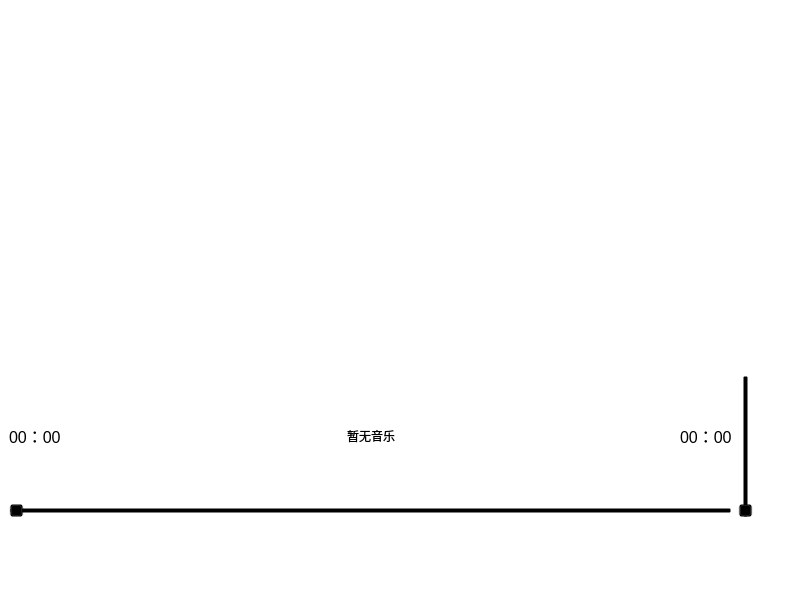
First picture: the form in MusicPlayer/mainwindow.ui, repository cyduan/Ai-Yin-Music-Player, before the edit.
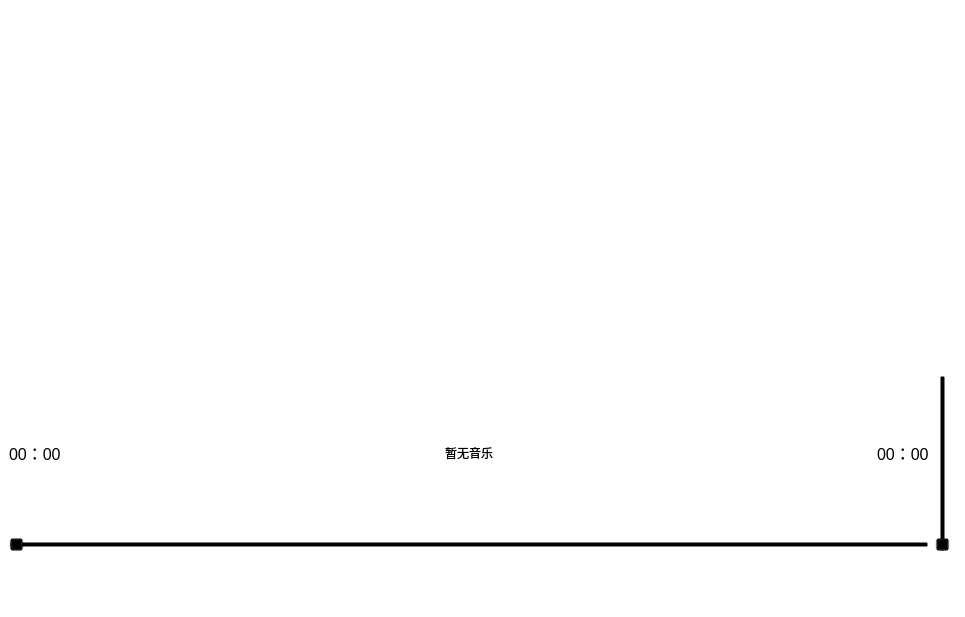
Second picture: the form after the edit. Icons and pictures are not drawn.

What changed in the file:
```diff
--- a/MusicPlayer/mainwindow.ui
+++ b/MusicPlayer/mainwindow.ui
@@ -6,8 +6,8 @@
    <rect>
     <x>0</x>
     <y>0</y>
-    <width>800</width>
-    <height>605</height>
+    <width>965</width>
+    <height>617</height>
    </rect>
   </property>
   <property name="windowTitle">
@@ -25,8 +25,101 @@
   </property>
   <widget class="QWidget" name="centralwidget">
    <layout class="QGridLayout" name="gridLayout">
+    <item row="0" column="0" rowspan="2">
+     <widget class="QListWidget" name="listWidget">
+      <property name="minimumSize">
+       <size>
+        <width>600</width>
+        <height>360</height>
+       </size>
+      </property>
+     </widget>
+    </item>
+    <item row="3" column="0">
+     <widget class="QSlider" name="playSpacer">
+      <property name="maximumSize">
+       <size>
+        <width>1000</width>
+        <height>16777215</height>
+       </size>
+      </property>
+      <property name="orientation">
+       <enum>Qt::Horizontal</enum>
+      </property>
+     </widget>
+    </item>
+    <item row="2" column="0">
+     <layout class="QHBoxLayout" name="horizontalLayout_2" stretch="0,0,0,0,0">
+      <property name="rightMargin">
+       <number>0</number>
+      </property>
+      <item>
+       <widget class="QLabel" name="curLabel">
+        <property name="font">
+         <font>
+          <pointsize>12</pointsize>
+         </font>
+        </property>
+        <property name="text">
+         <string>00：00</string>
+        </property>
+       </widget>
+      </item>
+      <item>
+       <spacer name="horizontalSpacer">
+        <property name="orientation">
+         <enum>Qt::Horizontal</enum>
+        </property>
+        <property name="sizeHint" stdset="0">
+         <size>
+          <width>40</width>
+          <height>20</height>
+         </size>
+        </property>
+       </spacer>
+      </item>
+      <item>
+       <widget class="QLabel" name="songNameLabel">
+        <property name="text">
+         <string>暂无音乐</string>
+        </property>
+       </widget>
+      </item>
+      <item>
+       <spacer name="horizontalSpacer_2">
+        <property name="orientation">
+         <enum>Qt::Horizontal</enum>
+        </property>
+        <property name="sizeHint" stdset="0">
+         <size>
+          <width>40</width>
+          <height>20</height>
+         </size>
+        </property>
+       </spacer>
+      </item>
+      <item>
+       <widget class="QLabel" name="totalLabel">
+        <property name="font">
+         <font>
+          <pointsize>12</pointsize>
+         </font>
+        </property>
+        <property name="text">
+         <string>00：00</string>
+        </property>
+       </widget>
+      </item>
+     </layout>
+    </item>
     <item row="4" column="0" colspan="3">
      <layout class="QHBoxLayout" name="horizontalLayout">
+      <property name="leftMargin">
+       <number>0</number>
+      </property>
+      <property name="rightMargin">
+       <number>0</number>
+      </property>
       <item>
        <widget class="QPushButton" name="pushButton">
         <property name="minimumSize">
@@ -77,13 +170,7 @@
        </widget>
       </item>
       <item>
-       <widget class="QPushButton" name="pushButton_2">
-        <property name="minimumSize">
-         <size>
-          <width>50</width>
-          <height>50</height>
-         </size>
-        </property>
+       <widget class="QPushButton" name="helpButton">
         <property name="maximumSize">
          <size>
           <width>50</width>
@@ -93,26 +180,19 @@
         <property name="cursor">
          <cursorShape>PointingHandCursor</cursorShape>
         </property>
-        <property name="toolTip">
-         <string>啊！好爱~~</string>
-        </property>
-        <property name="toolTipDuration">
-         <number>-1</number>
-        </property>
         <property name="styleSheet">
          <string notr="true">QPushButton{
-background-color: rgba(0, 0, 0,0);
+background-color:rgba(0,0,0,0);
 }
-QPushButton:pressed{
-icon:url(:/new/prefix1/icons/love.png);
-}</string>
+QPushButton:hover{
+icon:url(:/new/prefix1/icons/help_blue.png);}</string>
         </property>
         <property name="text">
          <string/>
         </property>
         <property name="icon">
          <iconset resource="icons.qrc">
-          <normaloff>:/new/prefix1/icons/dislike.png</normaloff>:/new/prefix1/icons/dislike.png</iconset>
+          <normaloff>:/new/prefix1/icons/help.png</normaloff>:/new/prefix1/icons/help.png</iconset>
         </property>
         <property name="iconSize">
          <size>
@@ -120,15 +200,6 @@
           <height>50</height>
          </size>
         </property>
-        <property name="checkable">
-         <bool>false</bool>
-        </property>
-        <property name="autoExclusive">
-         <bool>false</bool>
-        </property>
-        <property name="flat">
-         <bool>false</bool>
-        </property>
        </widget>
       </item>
       <item>
@@ -322,10 +393,12 @@
          <cursorShape>PointingHandCursor</cursorShape>
         </property>
         <property name="styleSheet">
-         <string notr="true">QPushButton{
+         <string notr="true">*{
 background-color:rgba(0,0,0,0);
 }
-
+QPushButton:hover{
+icon:url(:/new/prefix1/icons/listCirculation_blue.png)
+}
 </string>
         </property>
         <property name="text">
@@ -384,101 +457,6 @@
       </item>
      </layout>
     </item>
-    <item row="2" column="0">
-     <layout class="QHBoxLayout" name="horizontalLayout_2">
-      <item>
-       <widget class="QLabel" name="curLabel">
-        <property name="font">
-         <font>
-          <pointsize>12</pointsize>
-         </font>
-        </property>
-        <property name="text">
-         <string>00：00</string>
-        </property>
-       </widget>
-      </item>
-      <item>
-       <spacer name="horizontalSpacer">
-        <property name="orientation">
-         <enum>Qt::Horizontal</enum>
-        </property>
-        <property name="sizeHint" stdset="0">
-         <size>
-          <width>40</width>
-          <height>20</height>
-         </size>
-        </property>
-       </spacer>
-      </item>
-      <item>
-       <widget class="QLabel" name="songNameLabel">
-        <property name="text">
-         <string>暂无音乐</string>
-        </property>
-       </widget>
-      </item>
-      <item>
-       <spacer name="horizontalSpacer_2">
-        <property name="orientation">
-         <enum>Qt::Horizontal</enum>
-        </property>
-        <property name="sizeHint" stdset="0">
-         <size>
-          <width>40</width>
-          <height>20</height>
-         </size>
-        </property>
-       </spacer>
-      </item>
-      <item>
-       <widget class="QLabel" name="totalLabel">
-        <property name="font">
-         <font>
-          <pointsize>12</pointsize>
-         </font>
-        </property>
-        <property name="text">
-         <string>00：00</string>
-        </property>
-       </widget>
-      </item>
-     </layout>
-    </item>
-    <item row="3" column="0">
-     <widget class="QSlider" name="playSpacer">
-      <property name="orientation">
-       <enum>Qt::Horizontal</enum>
-      </property>
-     </widget>
-    </item>
-    <item row="0" column="0" rowspan="2">
-     <widget class="QListWidget" name="listWidget">
-      <property name="minimumSize">
-       <size>
-        <width>600</width>
-        <height>360</height>
-       </size>
-      </property>
-     </widget>
-    </item>
-    <item row="0" column="2">
-     <widget class="QPushButton" name="helpButton">
-      <property name="text">
-       <string/>
-      </property>
-      <property name="icon">
-       <iconset resource="icons.qrc">
-        <normaloff>:/new/prefix1/icons/help.png</normaloff>:/new/prefix1/icons/help.png</iconset>
-      </property>
-      <property name="iconSize">
-       <size>
-        <width>20</width>
-        <height>20</height>
-       </size>
-      </property>
-     </widget>
-    </item>
     <item row="2" column="1" rowspan="2">
      <widget class="QSlider" name="volumeSpacer">
       <property name="mouseTracking">
@@ -491,7 +469,6 @@
     </item>
    </layout>
   </widget>
-  <widget class="QStatusBar" name="statusbar"/>
  </widget>
  <resources>
   <include location="icons.qrc"/>
```
